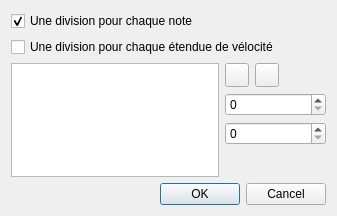
This is sources/editor/tools/division_duplication/tooldivisionduplication_gui.ui in davy7125/polyphone as Qt 5 draws it before an edit. The edited form follows.
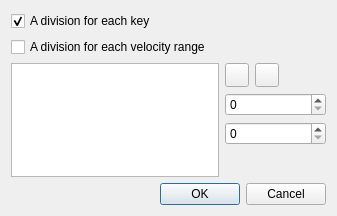
This is the edited form. Icons and pictures are not drawn.

The edit to the form file:
```diff
--- a/sources/editor/tools/division_duplication/tooldivisionduplication_gui.ui
+++ b/sources/editor/tools/division_duplication/tooldivisionduplication_gui.ui
@@ -116,14 +116,14 @@
    <item row="1" column="0" colspan="4">
     <widget class="QCheckBox" name="checkForEachVelocityRange">
      <property name="text">
-      <string>Une division pour chaque étendue de vélocité</string>
+      <string>A division for each velocity range</string>
      </property>
     </widget>
    </item>
    <item row="0" column="0" colspan="4">
     <widget class="QCheckBox" name="checkForEachKey">
      <property name="text">
-      <string>Une division pour chaque note</string>
+      <string>A division for each key</string>
      </property>
      <property name="checked">
       <bool>true</bool>
```
